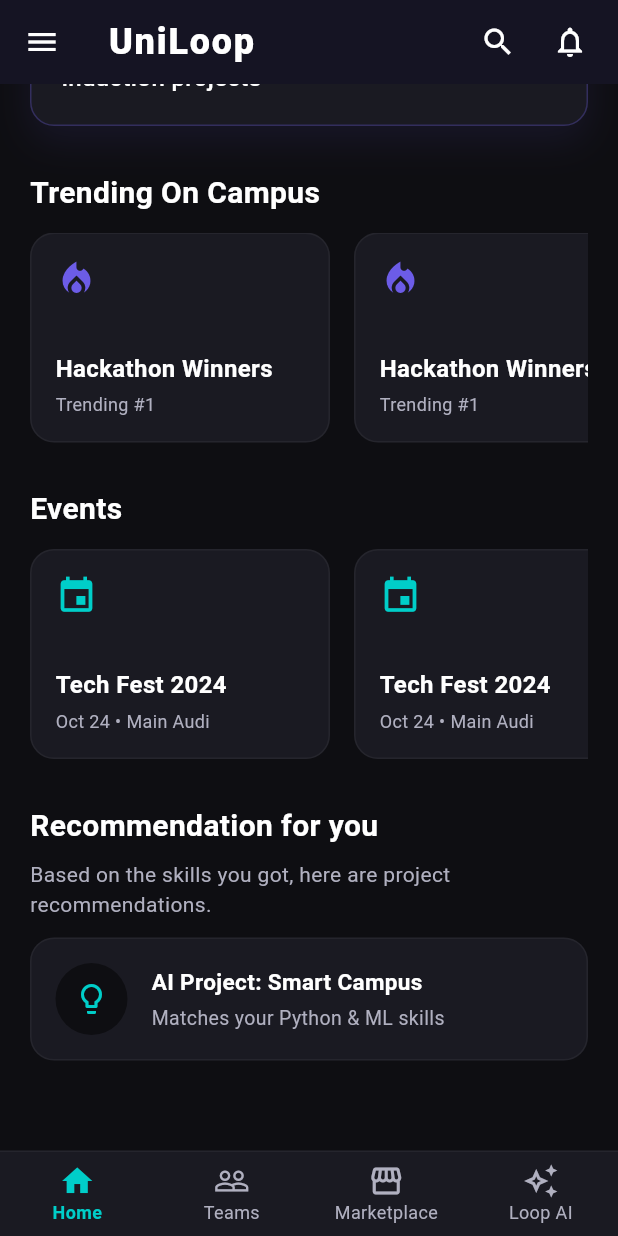
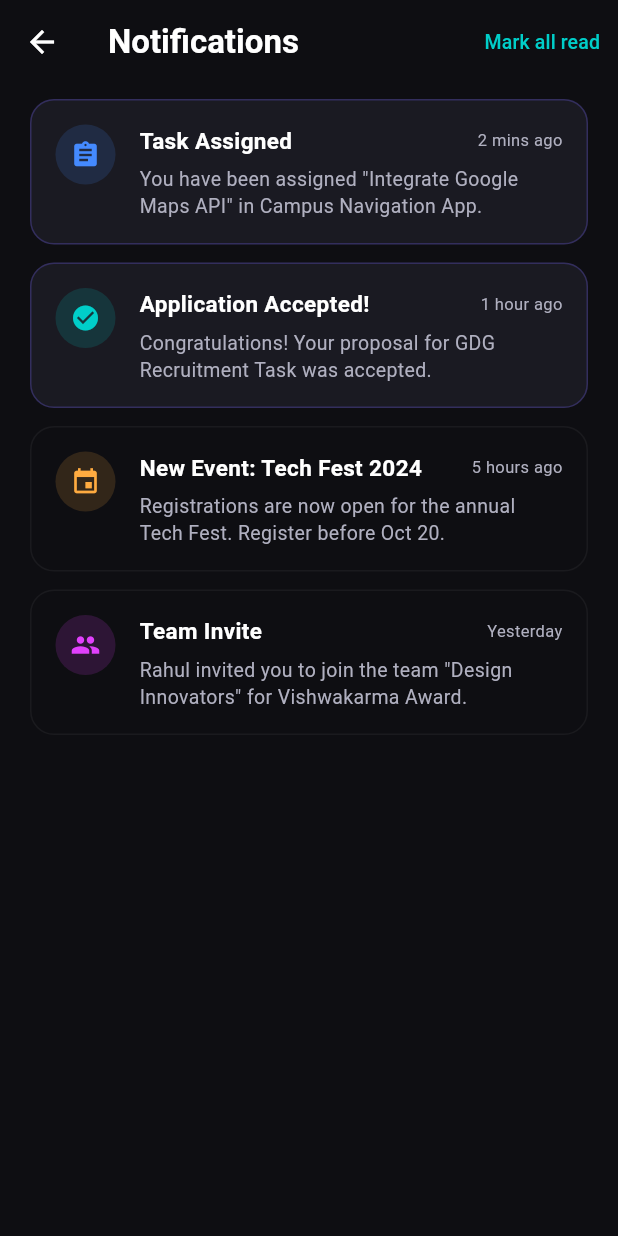
Before and after one commit to shrawanprajapati/GDGappDev, a Flutter app: the StudentDashboard screen opened by its route, scrolled down 249 dp, after a tap on the "notifications" icon, on a phone screen of 412 x 824 dp. Run offline on Flutter 3.47's test engine with Material 3 defaults, Android fonts, the phone set to English and light mode, and no system bars; our stand-ins replace video_player.

Commit message:
feat(ui): add notifications page and search bottom sheet
- Implemented NotificationPage to show project and event updates.
- Linked Top Bar bell icon to the new notifications screen.
- Added a quick search bottom sheet on the Top Bar search icon.
- Created CreateEventPage form (kept separate for future Club/Prof dashboards).

```diff
--- a/uniloop/lib/main.dart
+++ b/uniloop/lib/main.dart
@@ -5,7 +5,7 @@ import 'onboarding/onboarding_page.dart';
 import 'auth/login_page.dart';
 import 'auth/university_login_page.dart';
 import 'auth/university_member_page.dart';
-import 'student/student_dashboard.dart'; // Updated Import
+import 'student/dashboard/student_dashboard.dart'; // Updated Import
 
 void main() => runApp(const UniloopApp());
 
--- /dev/null
+++ b/uniloop/lib/student/dashboard/notification_page.dart
@@ -0,0 +1,127 @@
+import 'package:flutter/material.dart';
+import '../../core/app_colors.dart';
+
+class NotificationPage extends StatelessWidget {
+  const NotificationPage({super.key});
+
+  @override
+  Widget build(BuildContext context) {
+    // Dummy Notifications
+    final notifications = [
+      {
+        'title': 'Task Assigned',
+        'desc': 'You have been assigned "Integrate Google Maps API" in Campus Navigation App.',
+        'time': '2 mins ago',
+        'icon': Icons.assignment,
+        'color': Colors.blueAccent,
+        'isUnread': true,
+      },
+      {
+        'title': 'Application Accepted!',
+        'desc': 'Congratulations! Your proposal for GDG Recruitment Task was accepted.',
+        'time': '1 hour ago',
+        'icon': Icons.check_circle,
+        'color': AppColors.accent,
+        'isUnread': true,
+      },
+      {
+        'title': 'New Event: Tech Fest 2024',
+        'desc': 'Registrations are now open for the annual Tech Fest. Register before Oct 20.',
+        'time': '5 hours ago',
+        'icon': Icons.event,
+        'color': Colors.orangeAccent,
+        'isUnread': false,
+      },
+      {
+        'title': 'Team Invite',
+        'desc': 'Rahul invited you to join the team "Design Innovators" for Vishwakarma Award.',
+        'time': 'Yesterday',
+        'icon': Icons.people,
+        'color': Colors.purpleAccent,
+        'isUnread': false,
+      },
+    ];
+
+    return Scaffold(
+      backgroundColor: AppColors.background,
+      appBar: AppBar(
+        backgroundColor: AppColors.background,
+        elevation: 0,
+        iconTheme: const IconThemeData(color: AppColors.textPrimary),
+        title: const Text('Notifications', style: TextStyle(color: AppColors.textPrimary, fontWeight: FontWeight.bold)),
+        actions: [
+          TextButton(
+            onPressed: () {
+              // TODO: Mark all as read
+            },
+            child: const Text('Mark all read', style: TextStyle(color: AppColors.accent, fontSize: 13)),
+          )
+        ],
+      ),
+      body: ListView.builder(
+        padding: const EdgeInsets.symmetric(horizontal: 20, vertical: 10),
+        itemCount: notifications.length,
+        itemBuilder: (context, index) {
+          final notif = notifications[index];
+          return _buildNotificationCard(context, notif);
+        },
+      ),
+    );
+  }
+
+  Widget _buildNotificationCard(BuildContext context, Map<String, dynamic> notif) {
+    return Container(
+      margin: const EdgeInsets.only(bottom: 12),
+      padding: const EdgeInsets.all(16),
+      decoration: BoxDecoration(
+        color: notif['isUnread'] ? AppColors.surface : AppColors.background,
+        borderRadius: BorderRadius.circular(16),
+        border: Border.all(
+          color: notif['isUnread'] ? AppColors.primary.withValues(alpha: 0.3) : Colors.white.withValues(alpha: 0.05),
+        ),
+      ),
+      child: Row(
+        crossAxisAlignment: CrossAxisAlignment.start,
+        children: [
+          // Icon
+          Container(
+            padding: const EdgeInsets.all(10),
+            decoration: BoxDecoration(
+              color: notif['color'].withValues(alpha: 0.15),
+              shape: BoxShape.circle,
+            ),
+            child: Icon(notif['icon'], color: notif['color'], size: 20),
+          ),
+          const SizedBox(width: 16),
+
+          // Text
+          Expanded(
+            child: Column(
+              crossAxisAlignment: CrossAxisAlignment.start,
+              children: [
+                Row(
+                  mainAxisAlignment: MainAxisAlignment.spaceBetween,
+                  children: [
+                    Text(
+                      notif['title'],
+                      style: const TextStyle(color: AppColors.textPrimary, fontSize: 15, fontWeight: FontWeight.w700)
+                    ),
+                    Text(
+                      notif['time'],
+                      style: const TextStyle(color: AppColors.textSecondary, fontSize: 11)
+                    ),
+                  ],
+                ),
+                const SizedBox(height: 6),
+                Text(
+                  notif['desc'],
+                  style: const TextStyle(color: AppColors.textSecondary, fontSize: 13, height: 1.4)
+                ),
+              ],
+            ),
+          ),
+        ],
+      ),
+    );
+  }
+}
--- a/uniloop/lib/student/student_dashboard.dart
+++ b/uniloop/lib/student/dashboard/student_dashboard.dart
@@ -1,8 +1,9 @@
 import 'package:flutter/material.dart';
-import '../core/app_colors.dart';
+import '../../core/app_colors.dart';
+import '../drawer/student_drawer.dart';
+import '../teams/student_teams_tab.dart';
 import 'student_home_tab.dart';
-import 'drawer/student_drawer.dart';
-import 'teams/student_teams_tab.dart'; // 👈 Naya import add karo
+import 'notification_page.dart'; // 👈 Notification Page import kiya
 
 class StudentDashboard extends StatefulWidget {
   const StudentDashboard({super.key});
@@ -16,10 +17,9 @@ class _StudentDashboardState extends State<StudentDashboard> {
 
   final GlobalKey<ScaffoldState> _scaffoldKey = GlobalKey<ScaffoldState>();
 
-  // 👈 Yahan Teams tab update kiya
   final List<Widget> _tabs = [
     const StudentHomeTab(),
-    const StudentTeamsTab(), // Teams Tab
+    const StudentTeamsTab(),
     const Center(child: Text('Marketplace coming soon', style: TextStyle(color: AppColors.textPrimary))),
     const Center(child: Text('Loop AI coming soon', style: TextStyle(color: AppColors.textPrimary))),
   ];
@@ -48,13 +48,53 @@ class _StudentDashboardState extends State<StudentDashboard> {
           ),
         ),
         actions: [
+          // 👈 Search Icon (Bottom Sheet ke saath)
           IconButton(
             icon: const Icon(Icons.search, color: AppColors.textPrimary),
-            onPressed: () {},
+            onPressed: () {
+              showModalBottomSheet(
+                context: context,
+                backgroundColor: AppColors.surface,
+                isScrollControlled: true,
+                shape: const RoundedRectangleBorder(borderRadius: BorderRadius.vertical(top: Radius.circular(24))),
+                builder: (context) {
+                  return Padding(
+                    padding: EdgeInsets.only(bottom: MediaQuery.of(context).viewInsets.bottom, left: 20, right: 20, top: 20),
+                    child: Column(
+                      mainAxisSize: MainAxisSize.min,
+                      children: [
+                        Container(
+                          padding: const EdgeInsets.symmetric(horizontal: 16),
+                          decoration: BoxDecoration(color: AppColors.background, borderRadius: BorderRadius.circular(12)),
+                          child: const TextField(
+                            autofocus: true,
+                            style: TextStyle(color: AppColors.textPrimary),
+                            decoration: InputDecoration(
+                              hintText: 'Search events, projects, clubs...',
+                              hintStyle: TextStyle(color: AppColors.textSecondary),
+                              border: InputBorder.none,
+                              icon: Icon(Icons.search, color: AppColors.textSecondary),
+                            ),
+                          ),
+                        ),
+                        const SizedBox(height: 30),
+                      ],
+                    ),
+                  );
+                },
+              );
+            },
           ),
+
+          // 👈 Notification Icon (Naya Page)
           IconButton(
             icon: const Icon(Icons.notifications_outlined, color: AppColors.textPrimary),
-            onPressed: () {},
+            onPressed: () {
+              Navigator.push(
+                context,
+                MaterialPageRoute(builder: (context) => const NotificationPage()),
+              );
+            },
           ),
           const SizedBox(width: 8),
         ],
@@ -62,7 +102,6 @@ class _StudentDashboardState extends State<StudentDashboard> {
 
       body: _tabs[_currentIndex],
 
-      // (Bottom Navigation Bar waisa hi rahega)
       bottomNavigationBar: Container(
         decoration: BoxDecoration(
           color: AppColors.surface,
--- a/uniloop/lib/student/student_home_tab.dart
+++ b/uniloop/lib/student/dashboard/student_home_tab.dart
@@ -1,7 +1,7 @@
 import 'package:flutter/material.dart';
-import '../core/app_colors.dart'; // (Kyunki core bahar hai student folder se)
-import 'events/student_events_page.dart'; // 👈 Ye line change karo (student folder se direct)
-import 'projects/find_project_page.dart'; // 👈 Ye line change karo (student folder se direct)
+import '../../core/app_colors.dart'; // (Kyunki core bahar hai student folder se)
+import '../events/student_events_page.dart'; // 👈 Ye line change karo (student folder se direct)
+import '../projects/find_project_page.dart'; // 👈 Ye line change karo (student folder se direct)
 class StudentHomeTab extends StatelessWidget {
   const StudentHomeTab({super.key});
 
```
